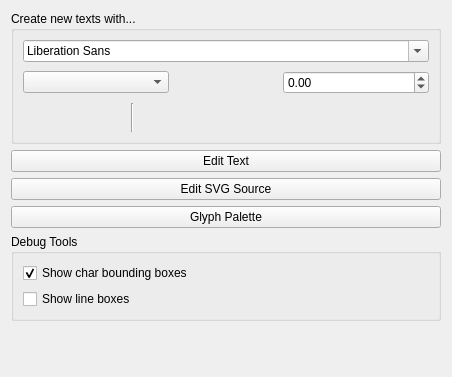
This is plugins/tools/svgtexttool/WdgSvgTextOptionWidget.ui in KDE/krita as Qt 5 draws it before an edit. The edited form follows.
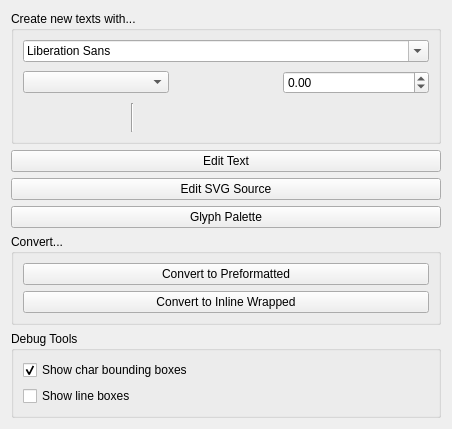
This is the edited form. Icons and pictures are not drawn.

Commit message:
Implement functions to convert KoSvgTextShapes to Inline and Preformatted text.
Old Krita 5.x texts used SVG character transforms for the new lines. This tries
to convert those to proper new lines, so artists can type text in a more ergonomic manner.

The edit to the form file:
```diff
--- a/plugins/tools/svgtexttool/WdgSvgTextOptionWidget.ui
+++ b/plugins/tools/svgtexttool/WdgSvgTextOptionWidget.ui
@@ -15,7 +15,34 @@
    </rect>
   </property>
   <layout class="QGridLayout" name="gridLayout">
-   <item row="4" column="0">
+   <item row="6" column="0">
+    <spacer name="verticalSpacer">
+     <property name="orientation">
+      <enum>Qt::Vertical</enum>
+     </property>
+     <property name="sizeHint" stdset="0">
+      <size>
+       <width>0</width>
+       <height>0</height>
+      </size>
+     </property>
+    </spacer>
+   </item>
+   <item row="3" column="0">
+    <widget class="QPushButton" name="btnGlyphPalette">
+     <property name="text">
+      <string>Glyph Palette</string>
+     </property>
+    </widget>
+   </item>
+   <item row="2" column="0">
+    <widget class="QPushButton" name="btnEditSvg">
+     <property name="text">
+      <string>Edit SVG Source</string>
+     </property>
+    </widget>
+   </item>
+   <item row="5" column="0">
     <widget class="QGroupBox" name="groupBoxDebug">
      <property name="title">
       <string notr="true">Debug Tools</string>
@@ -48,19 +75,6 @@
      </property>
     </widget>
    </item>
-   <item row="5" column="0">
-    <spacer name="verticalSpacer">
-     <property name="orientation">
-      <enum>Qt::Vertical</enum>
-     </property>
-     <property name="sizeHint" stdset="0">
-      <size>
-       <width>0</width>
-       <height>0</height>
-      </size>
-     </property>
-    </spacer>
-   </item>
    <item row="0" column="0">
     <widget class="QGroupBox" name="defsOptions">
      <property name="title">
@@ -319,18 +333,27 @@
      </layout>
     </widget>
    </item>
-   <item row="2" column="0">
-    <widget class="QPushButton" name="btnEditSvg">
-     <property name="text">
-      <string>Edit SVG Source</string>
+   <item row="4" column="0">
+    <widget class="QGroupBox" name="groupBoxConvert">
+     <property name="title">
+      <string>Convert...</string>
      </property>
-    </widget>
-   </item>
-   <item row="3" column="0">
-    <widget class="QPushButton" name="btnGlyphPalette">
-     <property name="text">
-      <string>Glyph Palette</string>
-     </property>
+     <layout class="QVBoxLayout" name="verticalLayout_3">
+      <item>
+       <widget class="QPushButton" name="convertPreFormatBtn">
+        <property name="text">
+         <string>Convert to Preformatted</string>
+        </property>
+       </widget>
+      </item>
+      <item>
+       <widget class="QPushButton" name="convertInlineBtn">
+        <property name="text">
+         <string>Convert to Inline Wrapped</string>
+        </property>
+       </widget>
+      </item>
+     </layout>
     </widget>
    </item>
   </layout>
```
The commit also changes 12 other files.
